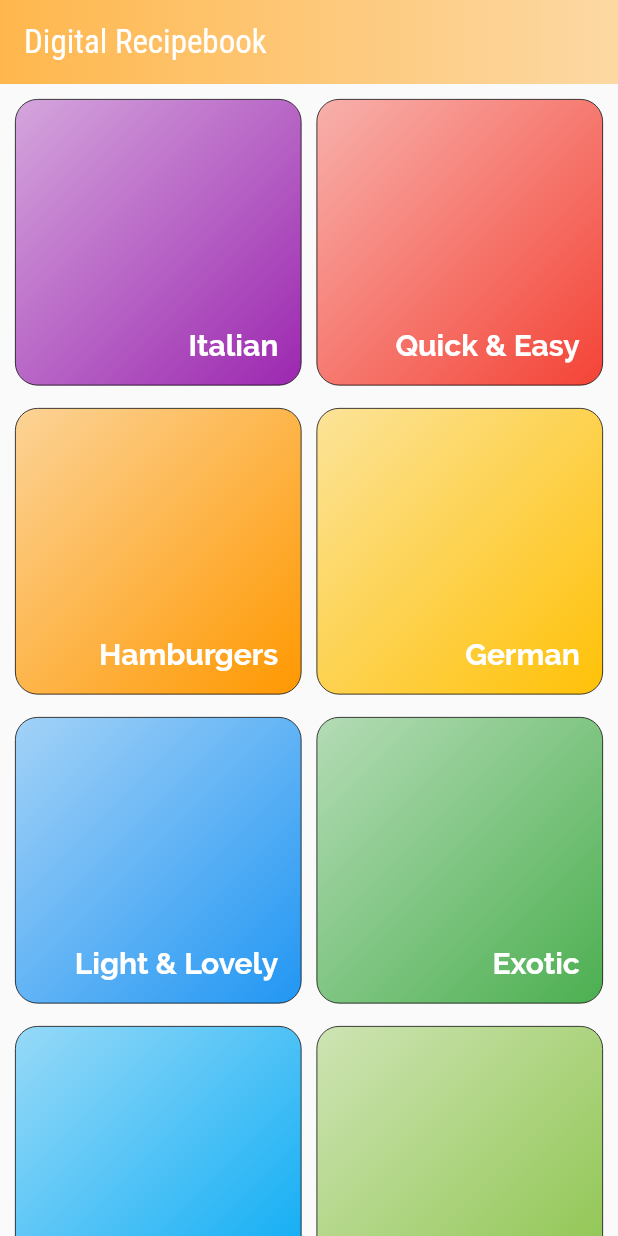
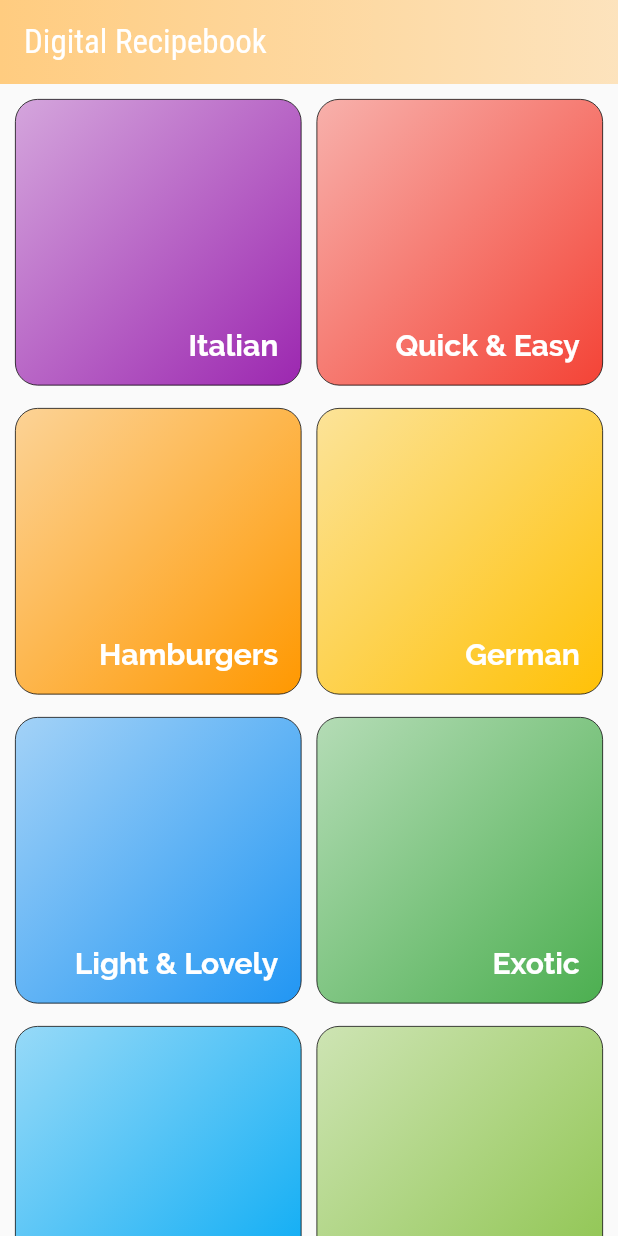
Before and after one commit to Mameng57/digital-recipebook, a Flutter app: the screen it shows after launch, on a phone screen of 412 x 824 dp. Run offline on Flutter 3.47's test engine with Material 2 defaults, Android fonts, the phone set to English and light mode, and no system bars.

Commit message:
added theme

```diff
--- a/lib/main.dart
+++ b/lib/main.dart
@@ -20,8 +20,14 @@ class MyApp extends StatelessWidget {
             fontFamily: "RobotoCondensed",
           ),
         ),
-        primaryColor: Colors.orange[300],
+        primaryColor: Colors.orange[200],
         textTheme: TextTheme(
+          headline4: TextStyle(
+            fontSize: 25,
+            color: Colors.black,
+            fontWeight: FontWeight.bold,
+            fontFamily: "Raleway",
+          ),
           headline5: TextStyle(
             fontSize: 20,
             color: Colors.black54,
@@ -38,6 +44,15 @@ class MyApp extends StatelessWidget {
             fontFamily: "Raleway",
             fontWeight: FontWeight.normal,
           ),
+          bodyText2: TextStyle(
+            color: Colors.black54,
+            fontSize: 16,
+            fontFamily: "Raleway",
+          ),
+          caption: TextStyle(
+            color: Colors.black54,
+            fontWeight: FontWeight.bold,
+          ),
         ),
       ),
       initialRoute: '/',
```
